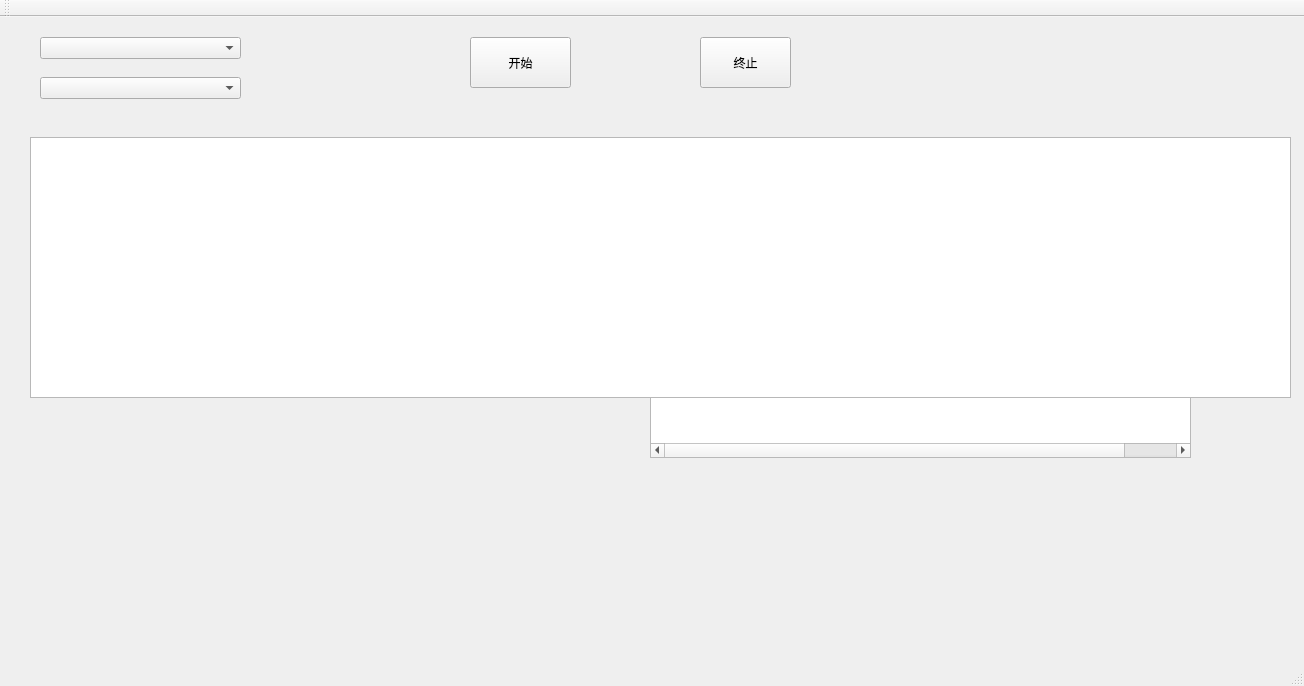
shinytang6/Sniffer, file mainwindow.ui: the form before one commit.
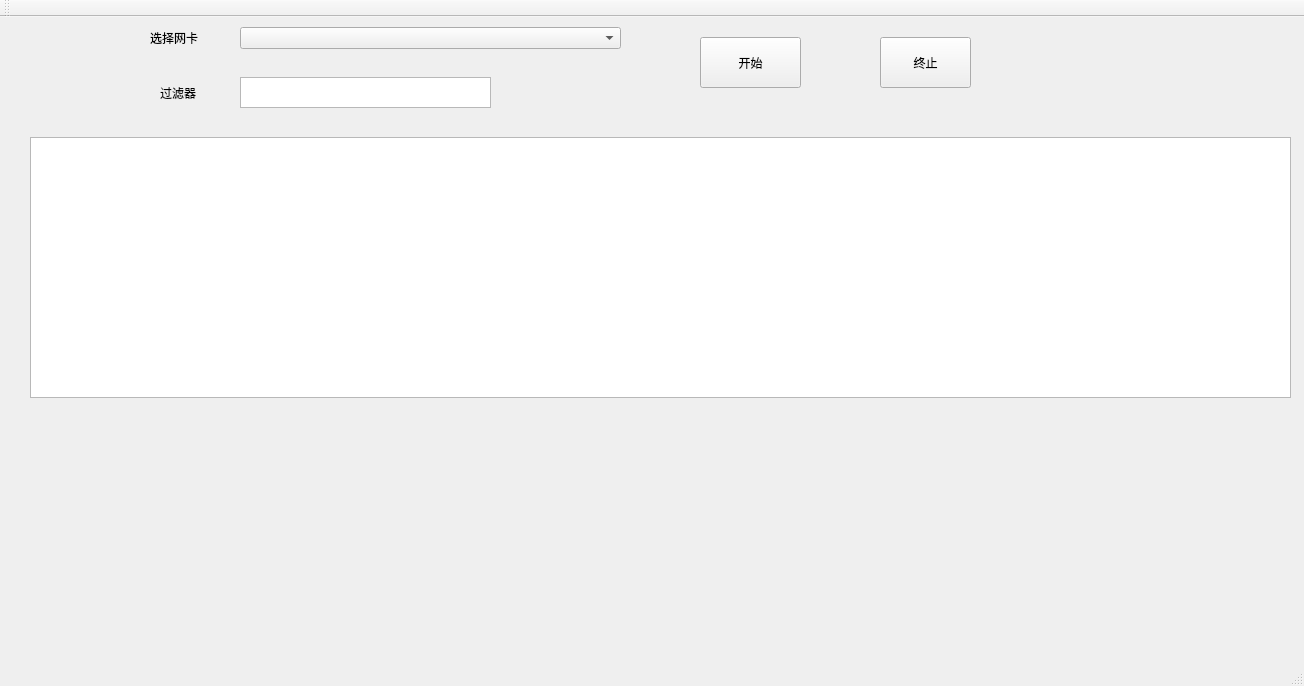
The form after the commit.

What changed in the file:
```diff
--- a/mainwindow.ui
+++ b/mainwindow.ui
@@ -17,19 +17,9 @@
    <widget class="QComboBox" name="comboBox">
     <property name="geometry">
      <rect>
-      <x>40</x>
-      <y>20</y>
-      <width>201</width>
-      <height>22</height>
-     </rect>
-    </property>
-   </widget>
-   <widget class="QComboBox" name="comboBox_2">
-    <property name="geometry">
-     <rect>
-      <x>40</x>
-      <y>60</y>
-      <width>201</width>
+      <x>240</x>
+      <y>10</y>
+      <width>381</width>
       <height>22</height>
      </rect>
     </property>
@@ -37,7 +27,7 @@
    <widget class="QPushButton" name="startCapture">
     <property name="geometry">
      <rect>
-      <x>470</x>
+      <x>700</x>
       <y>20</y>
       <width>101</width>
       <height>51</height>
@@ -50,7 +40,7 @@
    <widget class="QPushButton" name="stopCapture">
     <property name="geometry">
      <rect>
-      <x>700</x>
+      <x>880</x>
       <y>20</y>
       <width>91</width>
       <height>51</height>
@@ -60,51 +50,6 @@
      <string>终止</string>
     </property>
    </widget>
-   <widget class="QTreeWidget" name="treeWidget">
-    <property name="geometry">
-     <rect>
-      <x>650</x>
-      <y>310</y>
-      <width>541</width>
-      <height>131</height>
-     </rect>
-    </property>
-    <column>
-     <property name="text">
-      <string>序号</string>
-     </property>
-    </column>
-    <column>
-     <property name="text">
-      <string>时间</string>
-     </property>
-    </column>
-    <column>
-     <property name="text">
-      <string>源IP地址</string>
-     </property>
-    </column>
-    <column>
-     <property name="text">
-      <string>目标IP地址</string>
-     </property>
-    </column>
-    <column>
-     <property name="text">
-      <string>协议</string>
-     </property>
-    </column>
-    <column>
-     <property name="text">
-      <string>发送长度</string>
-     </property>
-    </column>
-    <item>
-     <property name="text">
-      <string>ewq</string>
-     </property>
-    </item>
-   </widget>
    <widget class="QTreeView" name="treeView">
     <property name="geometry">
      <rect>
@@ -115,6 +60,42 @@
      </rect>
     </property>
    </widget>
+   <widget class="QTextEdit" name="textEdit">
+    <property name="geometry">
+     <rect>
+      <x>240</x>
+      <y>60</y>
+      <width>251</width>
+      <height>31</height>
+     </rect>
+    </property>
+   </widget>
+   <widget class="QLabel" name="label">
+    <property name="geometry">
+     <rect>
+      <x>150</x>
+      <y>10</y>
+      <width>72</width>
+      <height>21</height>
+     </rect>
+    </property>
+    <property name="text">
+     <string>选择网卡</string>
+    </property>
+   </widget>
+   <widget class="QLabel" name="label_2">
+    <property name="geometry">
+     <rect>
+      <x>160</x>
+      <y>60</y>
+      <width>71</width>
+      <height>31</height>
+     </rect>
+    </property>
+    <property name="text">
+     <string>过滤器</string>
+    </property>
+   </widget>
   </widget>
   <widget class="QMenuBar" name="menuBar">
    <property name="geometry">
```
